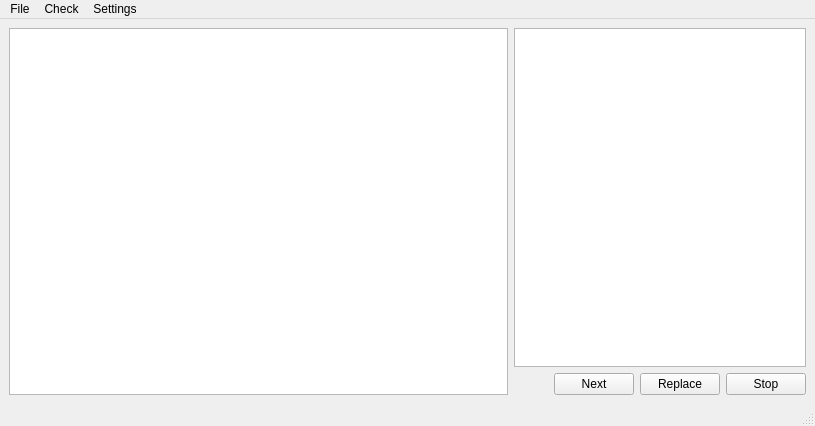
Before: the Qt Designer form src/mainwindow.ui in VoinovNV/Spell, drawn with Qt 5.
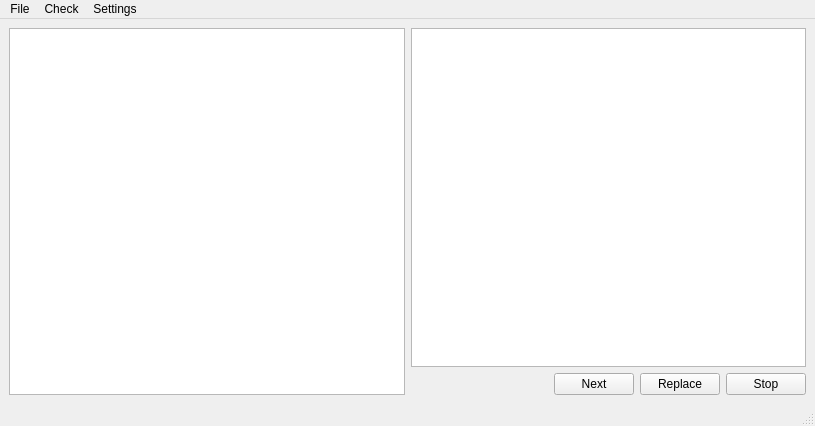
After: the same form once the commit is applied.

Patch:
```diff
--- a/src/mainwindow.ui
+++ b/src/mainwindow.ui
@@ -25,9 +25,9 @@
    </property>
    <layout class="QHBoxLayout" name="horizontalLayout_2">
     <item>
-     <layout class="QHBoxLayout" name="horizontalLayout" stretch="1,0">
+     <layout class="QHBoxLayout" name="horizontalLayout" stretch="0,0">
       <item>
-       <widget class="QPlainTextEdit" name="plainTextEdit"/>
+       <widget class="QTextEdit" name="textEdit"/>
       </item>
       <item>
        <widget class="QWidget" name="SPELL_WIDGET" native="true">
```
